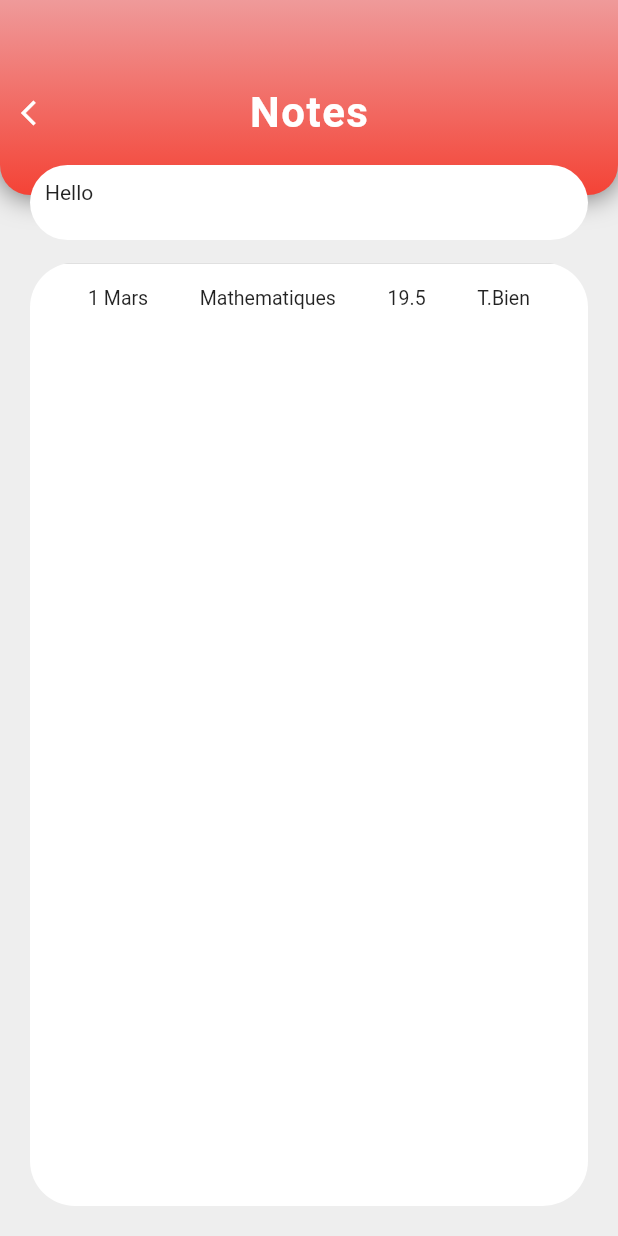
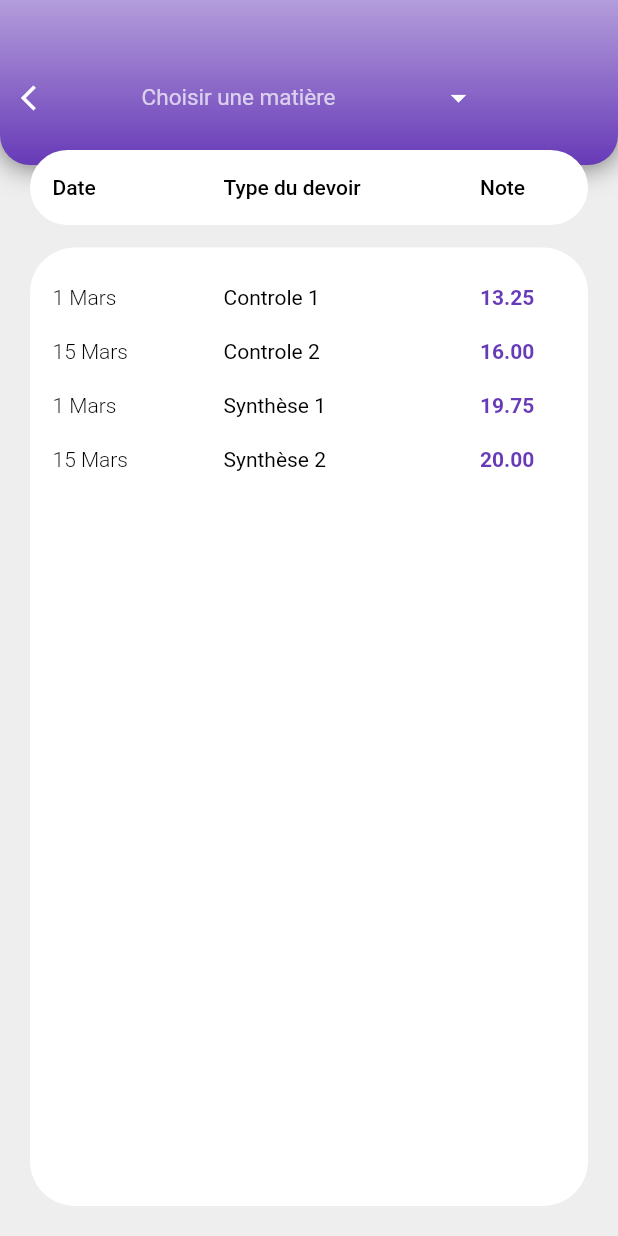
Before and after one commit to Linagharbi/Education-app-flutter, a Flutter app: the Grades screen opened directly, on a phone screen of 412 x 824 dp. Run offline on Flutter 3.47's test engine with Material 2 defaults, Android fonts, the phone set to English and light mode, and no system bars; drawn by our look-alikes of overlay_support; our stand-ins replace bloc, cloud_firestore, device_info, firebase_messaging, flutter_bloc, rxdart; accounts and stored records are empty.

Commit message:
Update notes (grades) sub-menu

```diff
--- /dev/null
+++ b/lib/src/models/subject.dart
@@ -0,0 +1,20 @@
+class Subject {
+  String date;
+  String name;
+  double amount;
+
+  // Constructor
+  Subject({
+    this.date,
+    this.name,
+    this.amount,
+  });
+
+  factory Subject.fromJson(Map<String, dynamic> json) {
+    return Subject(
+      date: json['date'],
+      name: json['name'],
+      amount: json['amount'] as double,
+    );
+  }
+}
--- a/lib/src/screens/menus/grades/grades.dart
+++ b/lib/src/screens/menus/grades/grades.dart
@@ -1,7 +1,77 @@
+import 'package:education_app/src/models/subject.dart';
 import 'package:education_app/src/screens/menus/grades/grades_app_bar.dart';
 import 'package:flutter/material.dart';
 
 class Grades extends StatelessWidget {
+  // ignore: todo
+  // TODO: Use Fetched List
+  final List<Subject> mySubjects = [
+    Subject(
+      date: '1 Mars',
+      name: "Controle 1",
+      amount: 13.25,
+    ),
+    Subject(
+      date: '15 Mars',
+      name: "Controle 2",
+      amount: 16,
+    ),
+    Subject(
+      date: '1 Mars',
+      name: "Synthèse 1",
+      amount: 19.75,
+    ),
+    Subject(
+      date: '15 Mars',
+      name: "Synthèse 2",
+      amount: 20,
+    ),
+  ];
+
+  Widget _buildRow(Subject mySubject) {
+    return Padding(
+      padding: EdgeInsets.symmetric(vertical: 10, horizontal: 15),
+      child: Row(
+        crossAxisAlignment: CrossAxisAlignment.center,
+        children: <Widget>[
+          Expanded(
+            flex: 2,
+            child: Text(
+              mySubject.date,
+              style: TextStyle(
+                fontSize: 14,
+                fontWeight: FontWeight.w300,
+                color: Colors.black,
+              ),
+            ),
+          ),
+          Expanded(
+            flex: 3,
+            child: Text(
+              mySubject.name,
+              style: TextStyle(
+                fontSize: 14,
+                fontWeight: FontWeight.w400,
+                color: Colors.black,
+              ),
+            ),
+          ),
+          Expanded(
+            flex: 1,
+            child: Text(
+              mySubject.amount.toStringAsFixed(2),
+              style: TextStyle(
+                fontSize: 14,
+                fontWeight: FontWeight.bold,
+                color: Colors.deepPurple,
+              ),
+            ),
+          ),
+        ],
+      ),
+    );
+  }
+
   @override
   Widget build(BuildContext context) {
     return Scaffold(
@@ -16,12 +86,12 @@ class Grades extends StatelessWidget {
             left: 0.0,
             child: GradesAppBar(
               title: "Notes",
-              gradientBegin: Colors.red[200],
-              gradientEnd: Colors.red,
+              gradientBegin: Colors.deepPurple[200],
+              gradientEnd: Colors.deepPurple,
             ),
           ),
           Positioned(
-            top: 110,
+            top: 100,
             left: 20,
             right: 20,
             child: Container(
@@ -31,12 +101,49 @@ class Grades extends StatelessWidget {
               ),
               // width: set by left & right
               height: 50,
-              padding: EdgeInsets.all(10),
-              child: Text("Hello"),
+              padding: EdgeInsets.symmetric(horizontal: 15),
+              child: Row(
+                crossAxisAlignment: CrossAxisAlignment.center,
+                children: <Widget>[
+                  Expanded(
+                    flex: 2,
+                    child: Text(
+                      'Date',
+                      style: TextStyle(
+                        fontSize: 14,
+                        fontWeight: FontWeight.w500,
+                        color: Colors.black,
+                      ),
+                    ),
+                  ),
+                  Expanded(
+                    flex: 3,
+                    child: Text(
+                      'Type du devoir',
+                      style: TextStyle(
+                        fontSize: 14,
+                        fontWeight: FontWeight.w500,
+                        color: Colors.black,
+                      ),
+                    ),
+                  ),
+                  Expanded(
+                    flex: 1,
+                    child: Text(
+                      'Note',
+                      style: TextStyle(
+                        fontSize: 14,
+                        fontWeight: FontWeight.w500,
+                        color: Colors.black,
+                      ),
+                    ),
+                  ),
+                ],
+              ),
             ),
           ),
           Positioned(
-            top: 175,
+            top: 165,
             left: 20,
             right: 20,
             bottom: 20,
@@ -51,67 +158,23 @@ class Grades extends StatelessWidget {
                 child: CustomScrollView(
                   slivers: <Widget>[
                     SliverList(
-                      delegate: SliverChildListDelegate([
-                        Container(
-                          width: MediaQuery.of(context).size.width,
-                          child: DataTable(
-                            headingRowHeight: 0,
-                            columnSpacing: 5,
-                            columns: [
-                              DataColumn(label: Text('')),
-                              DataColumn(label: Text('')),
-                              DataColumn(label: Text('')),
-                              DataColumn(label: Text('')),
-                            ],
-                            rows: [
-                              DataRow(
-                                cells: [
-                                  DataCell(
-                                    Center(
-                                      child: Text(
-                                        '1 Mars',
-                                        style: TextStyle(
-                                          fontSize: 13,
-                                        ),
-                                      ),
-                                    ),
-                                  ),
-                                  DataCell(
-                                    Center(
-                                      child: Text(
-                                        'Mathematiques',
-                                        style: TextStyle(
-                                          fontSize: 13,
-                                        ),
-                                      ),
-                                    ),
-                                  ),
-                                  DataCell(
-                                    Center(
-                                      child: Text(
-                                        '19.5',
-                                        style: TextStyle(
-                                          fontSize: 13,
-                                        ),
-                                      ),
-                                    ),
-                                  ),
-                                  DataCell(
-                                    Center(
-                                      child: Text(
-                                        'T.Bien',
-                                        style: TextStyle(
-                                          fontSize: 13,
-                                        ),
-                                      ),
-                                    ),
-                                  ),
-                                ],
+                      delegate: SliverChildListDelegate(
+                        [
+                          Container(
+                            width: MediaQuery.of(context).size.width,
+                            child: Padding(
+                              padding: EdgeInsets.symmetric(vertical: 15),
+                              child: Column(
+                                children: mySubjects
+                                    .map(
+                                      (subject) => _buildRow(subject),
+                                    )
+                                    .toList(),
                               ),
-                            ],
+                            ),
                           ),
-                        ),
-                      ]),
+                        ],
+                      ),
                     )
                   ],
                 ),
--- a/lib/src/screens/menus/grades/grades_app_bar.dart
+++ b/lib/src/screens/menus/grades/grades_app_bar.dart
@@ -1,7 +1,8 @@
+import 'package:education_app/src/screens/menus/grades/title_dropdown.dart';
 import 'package:flutter/material.dart';
 
 class GradesAppBar extends StatelessWidget implements PreferredSizeWidget {
-  final double _preferredHeight = 130;
+  final double _preferredHeight = 110;
 
   final String title;
   final Color gradientBegin, gradientEnd;
@@ -45,14 +46,8 @@ class GradesAppBar extends StatelessWidget implements PreferredSizeWidget {
               Navigator.of(context).pop();
             },
           ),
-          Text(
-            title,
-            style: TextStyle(
-              color: Colors.white,
-              letterSpacing: 1,
-              fontSize: 28,
-              fontWeight: FontWeight.w700,
-            ),
+          Expanded(
+            child: TitleDropDown(),
           ),
           // To keep the text centered
           IconButton(
--- /dev/null
+++ b/lib/src/screens/menus/grades/title_dropdown.dart
@@ -0,0 +1,71 @@
+import 'package:flutter/material.dart';
+
+class TitleDropDown extends StatefulWidget {
+  @override
+  _TitleDropDownState createState() => _TitleDropDownState();
+}
+
+class _TitleDropDownState extends State<TitleDropDown> {
+  final List<String> subjects = [
+    "Mathématiques",
+    "Sciences Vie et Terre",
+    "Sciences Physiques et Chimie"
+  ];
+  String selectedChild;
+
+  @override
+  Widget build(BuildContext context) {
+    return FittedBox(
+      fit: BoxFit.scaleDown,
+      child: DropdownButton<String>(
+        underline: Container(),
+        hint: Text(
+          "Choisir une matière",
+          style: TextStyle(
+            color: Colors.white70,
+          ),
+        ),
+        icon: Icon(
+          Icons.arrow_drop_down,
+          color: Colors.white,
+        ),
+        value: selectedChild,
+        style: TextStyle(
+          color: Colors.black,
+          fontSize: 15,
+        ),
+        selectedItemBuilder: (selectedChild != null)
+            ? (BuildContext context) {
+                return subjects.map<Widget>(
+                  (String value) {
+                    return Container(
+                      alignment: Alignment.center,
+                      child: Text(
+                        selectedChild,
+                        style: TextStyle(
+                          color: Colors.white,
+                          letterSpacing: 1,
+                          fontSize: 20,
+                          fontWeight: FontWeight.w700,
+                        ),
+                      ),
+                    );
+                  },
+                ).toList();
+              }
+            : null,
+        items: subjects.map((item) {
+          return DropdownMenuItem(
+            value: item,
+            child: Text(item),
+          );
+        }).toList(),
+        onChanged: (value) {
+          setState(() {
+            selectedChild = value;
+          });
+        },
+      ),
+    );
+  }
+}
```
